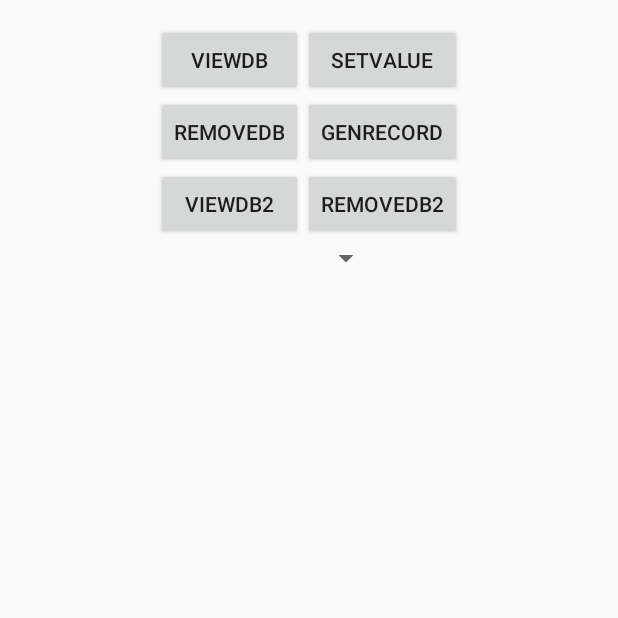
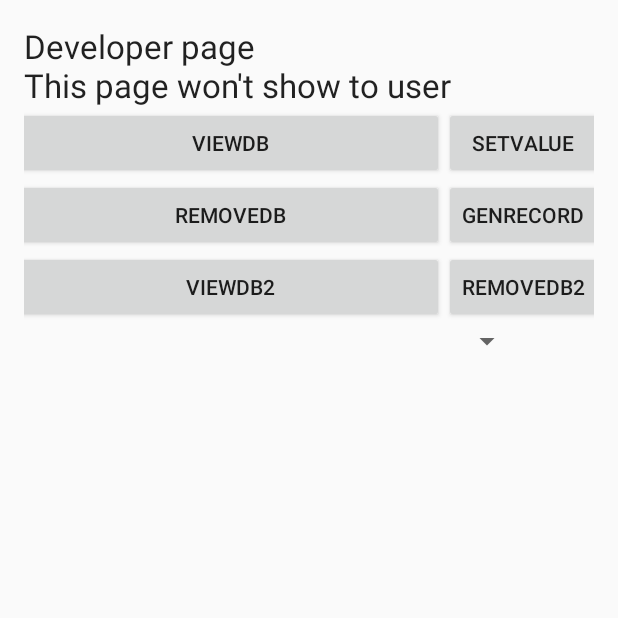
Before and after one commit to umanusorn/wunderlist2, an Android app: the DeveloperActivity screen opened directly, with no data from a screen before it, on a phone screen of 412 x 824 dp, the top half of it. Run offline under Robolectric (Android 15) with nearby library versions, the light colour scheme and no system bars.

```diff
--- a/app/src/main/java/com/vi8e/um/wunderlist/Model/TaskModel.java
+++ b/app/src/main/java/com/vi8e/um/wunderlist/Model/TaskModel.java
@@ -16,6 +16,7 @@
 String note;
 
 void setAll(TaskModel taskModel){
+
 	this.setId ( taskModel.getId () );
 	this.setIsStar ( taskModel.isStar );
 	this.setIsComplete ( taskModel.isComplete );
--- a/app/src/main/res/layout/activity_dev_database.xml
+++ b/app/src/main/res/layout/activity_dev_database.xml
@@ -8,7 +8,21 @@
 
     <TableLayout
         android:layout_width="fill_parent"
-        android:layout_height="fill_parent">
+        android:layout_height="fill_parent"
+        android:id="@+id/tableLayout">
+
+        <TableRow
+                android:layout_width="match_parent"
+                android:layout_height="match_parent">
+
+            <TextView
+                    android:layout_width="wrap_content"
+                    android:layout_height="wrap_content"
+                    android:textAppearance="?android:attr/textAppearanceLarge"
+                    android:text="Developer page\nThis page won&apos;t show to user"
+                    android:id="@+id/textView6"
+                    android:layout_column="0"/>
+        </TableRow>
 
         <TableRow
             android:layout_width="fill_parent"
```
Also changed, not shown: app/src/main/java/com/vi8e/um/wunderlist/Activity/TaskActivity.java (+15 -13 lines), app/src/main/java/com/vi8e/um/wunderlist/Activity/TaskDetailActivity.java (+15 -0 lines), app/src/main/java/com/vi8e/um/wunderlist/adater/TaskAdapter.java (+7 -9 lines), app/src/main/java/com/vi8e/um/wunderlist/util/IntentCaller.java (+14 -4 lines), app/src/main/res/layout/activity_task_detail.xml (+8 -5 lines).
